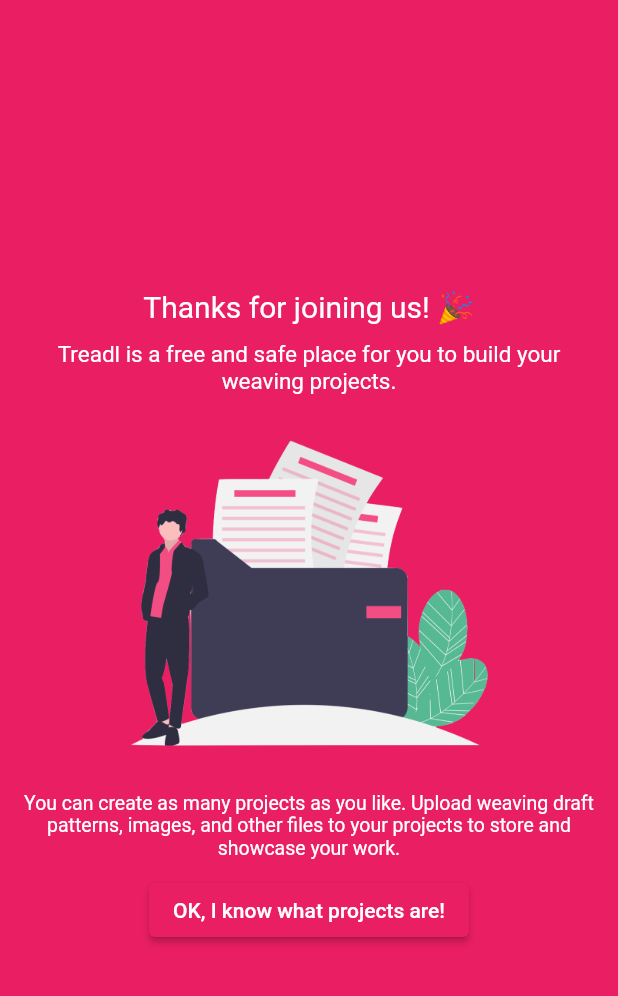
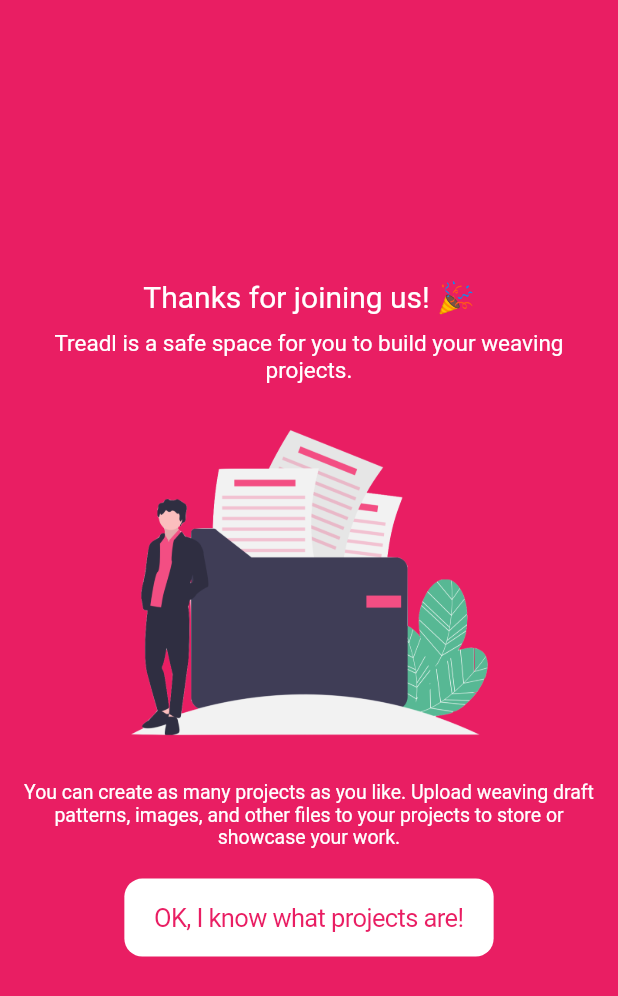
Before and after one commit to thomasbergernz/treadl, a Flutter app: the OnboardingScreen screen opened by its route, on a phone screen of 412 x 824 dp. Shown: the top 996 px of the screen. Run offline on Flutter 3.47's test engine with Material 2 defaults, Android fonts, the phone set to English and light mode, and no system bars; our stand-ins replace firebase_core, firebase_messaging, flutter_html, image_picker, shared_preferences; accounts and stored records are empty.

Commit message:
Improvements to onboarding screen text and reliability

```diff
--- a/mobile/lib/onboarding.dart
+++ b/mobile/lib/onboarding.dart
@@ -1,4 +1,5 @@
 import 'package:flutter/material.dart';
+import 'package:flutter/cupertino.dart';
 import 'package:url_launcher/url_launcher.dart';
 import 'package:firebase_messaging/firebase_messaging.dart';
 import 'api.dart';
@@ -18,6 +19,7 @@
   }
 
   void _requestPushPermissions() async {
+    try {
       setState(() => _loading = true);
       FirebaseMessaging _firebaseMessaging = FirebaseMessaging.instance;
       await _firebaseMessaging.requestPermission(
@@ -30,14 +32,11 @@
         sound: true,
       );
       _pushToken = await _firebaseMessaging.getToken();
-    /*final FirebaseMessaging _firebaseMessaging = FirebaseMessaging();
-    await _firebaseMessaging.requestNotificationPermissions(
-      const IosNotificationSettings(sound: true, badge: true, alert: true, provisional: false),
-    );
-    _pushToken = await _firebaseMessaging.getToken();*/
       if (_pushToken != null) {
         api.request('PUT', '/accounts/pushToken', {'pushToken': _pushToken!});
       }
+    }
+    on Exception { }
     setState(() => _loading = false);
     _controller.animateToPage(2, duration: Duration(milliseconds: 500), curve: Curves.easeInOut);
   }
@@ -57,14 +56,15 @@
               children: <Widget>[
                 Text('Thanks for joining us! 🎉', style: TextStyle(color: Colors.white, fontSize: 20), textAlign: TextAlign.center),
                 SizedBox(height: 10),
-                Text('Treadl is a free and safe place for you to build your weaving projects.', style: TextStyle(color: Colors.white, fontSize: 15), textAlign: TextAlign.center),
+                Text('Treadl is a safe space for you to build your weaving projects.', style: TextStyle(color: Colors.white, fontSize: 15), textAlign: TextAlign.center),
                 SizedBox(height: 10),
                 Image(image: AssetImage('assets/folder.png'), width: 300),
                 SizedBox(height: 10),
-                Text('You can create as many projects as you like. Upload weaving draft patterns, images, and other files to your projects to store and showcase your work.', style: TextStyle(color: Colors.white, fontSize: 13), textAlign: TextAlign.center),
-                SizedBox(height: 10),
-                ElevatedButton(
-                  child: Text('OK, I know what projects are!'),
+                Text('You can create as many projects as you like. Upload weaving draft patterns, images, and other files to your projects to store or showcase your work.', style: TextStyle(color: Colors.white, fontSize: 13), textAlign: TextAlign.center),
+                SizedBox(height: 20),
+                CupertinoButton(
+                  color: Colors.white,
+                  child: Text('OK, I know what projects are!', style: TextStyle(color: Colors.pink)),
                   onPressed: () => _controller.animateToPage(1, duration: Duration(milliseconds: 500), curve: Curves.easeInOut),
                 )
               ]
@@ -83,12 +83,13 @@
                 Text('Use groups for your classes, shared interest groups, or whatever you like!', style: TextStyle(color: Colors.white, fontSize: 13), textAlign: TextAlign.center),
                 SizedBox(height: 10),
                 Text('We recommend enabling push notifications so you can keep up-to-date with your groups and projects.', style: TextStyle(color: Colors.white, fontSize: 14, fontWeight: FontWeight.bold), textAlign: TextAlign.center),
-                SizedBox(height: 10),
-                ElevatedButton(
+                SizedBox(height: 20),
+                CupertinoButton(
+                  color: Colors.white,
                   child: Row(mainAxisAlignment: MainAxisAlignment.center, children: [
                     _loading ? CircularProgressIndicator() : SizedBox(width: 0),
-                    _loading ? SizedBox(width: 5) : SizedBox(width: 0),
-                    Text('What\'s next?'),
+                    _loading ? SizedBox(width: 10) : SizedBox(width: 0),
+                    Text('Continue', style: TextStyle(color: Colors.pink)),
                   ]),
                   onPressed: _requestPushPermissions,
                 )
@@ -101,14 +102,15 @@
             child: Column(
               mainAxisAlignment: MainAxisAlignment.center,
               children: <Widget>[
-                Text('That\'s it for now!', style: TextStyle(color: Colors.white, fontSize: 15), textAlign: TextAlign.center),
+                Text('That\'s it for now!', style: TextStyle(color: Colors.white, fontSize: 25), textAlign: TextAlign.center),
                 SizedBox(height: 10),
                 Image(image: AssetImage('assets/completed.png'), width: 300),
                 SizedBox(height: 10),
-                Text('You\'re ready to get started. If you have any questions or want to get in touch then just send us a quick tweet.', style: TextStyle(color: Colors.white, fontSize: 13), textAlign: TextAlign.center),
-                SizedBox(height: 10),
-                ElevatedButton(
-                  child: Text('Let\'s go'),
+                Text('You\'re ready to get started. We hope you enjoy using Treadl.', style: TextStyle(color: Colors.white, fontSize: 13), textAlign: TextAlign.center),
+                SizedBox(height: 20),
+                CupertinoButton(
+                  color: Colors.white,
+                  child: Text('Get started', style: TextStyle(color: Colors.pink)),
                   onPressed: () => Navigator.of(context).pushNamedAndRemoveUntil('/home', (Route<dynamic> route) => false),
                 ),
               ]
```
Lines whose indentation alone changed are shown as unchanged.
